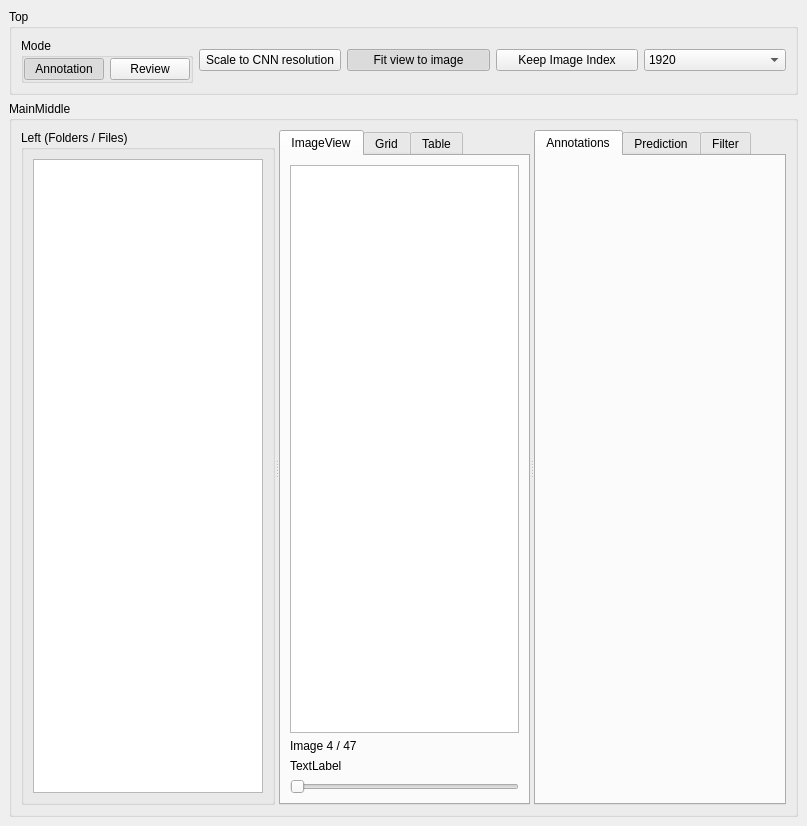
Qt form src/mainwindow.ui (j-kallwies/yolo_annotator) before a commit.
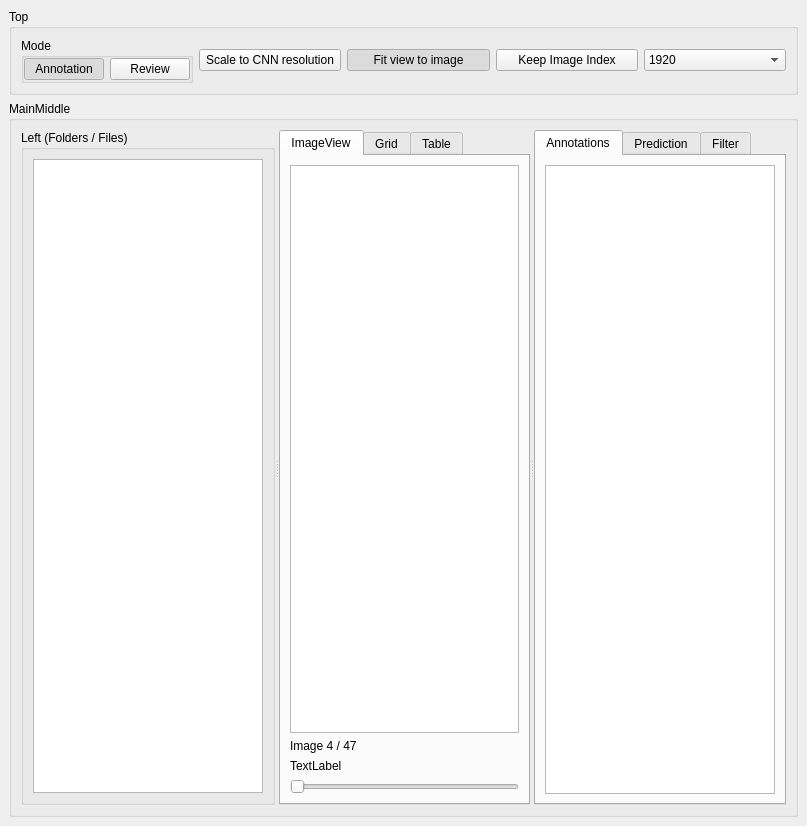
The same form after that commit. The open tabs and pages were chosen to show the change. Custom widgets are drawn as their Qt base class.

The edit to the form file:
```diff
--- a/src/mainwindow.ui
+++ b/src/mainwindow.ui
@@ -236,6 +236,18 @@
            <attribute name="title">
             <string>Annotations</string>
            </attribute>
+           <layout class="QVBoxLayout" name="verticalLayout_2">
+            <item>
+             <widget class="QTableView" name="annotations_view">
+              <property name="selectionMode">
+               <enum>QAbstractItemView::SingleSelection</enum>
+              </property>
+              <property name="selectionBehavior">
+               <enum>QAbstractItemView::SelectRows</enum>
+              </property>
+             </widget>
+            </item>
+           </layout>
           </widget>
           <widget class="QWidget" name="tab">
            <attribute name="title">
```
